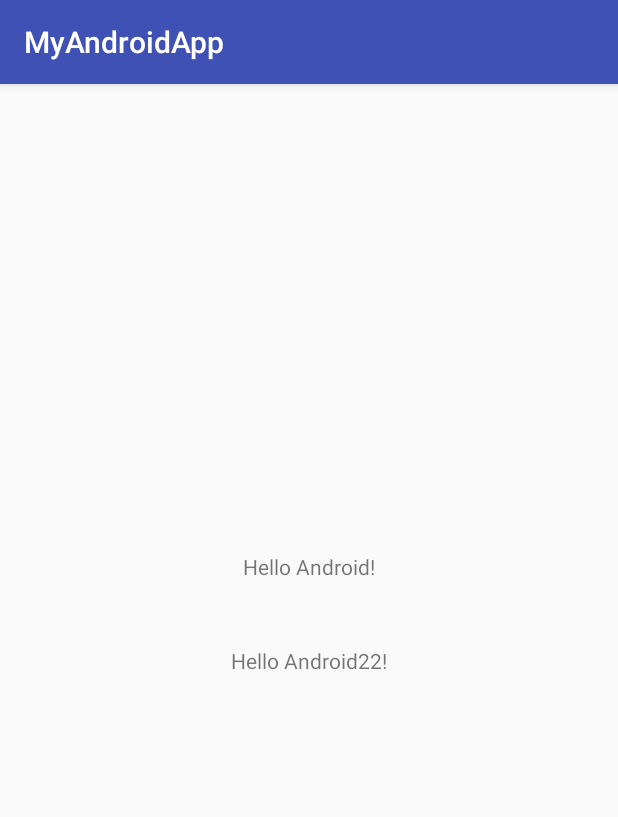
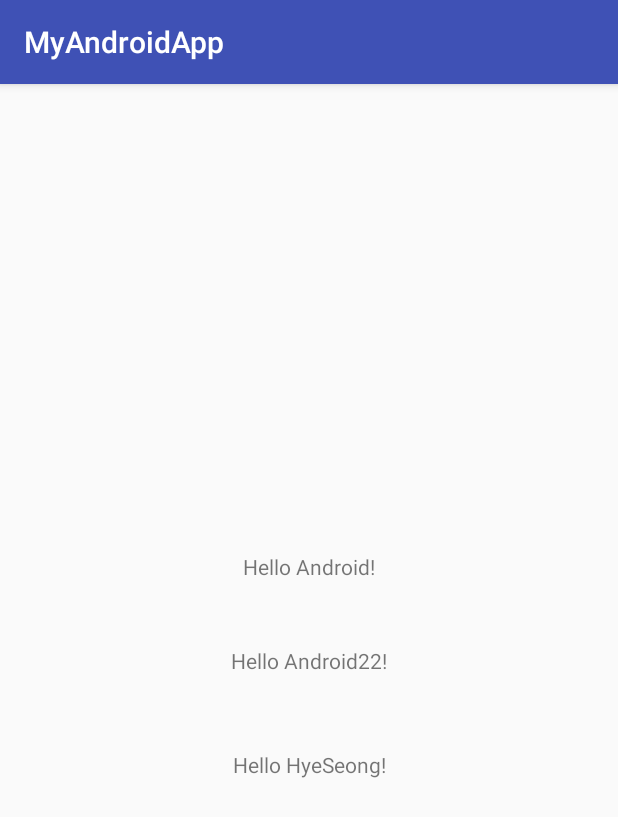
Before and after one commit to eungsi16/MyAndroidApp, an Android app: the screen it shows after launch (MainActivity), on a phone screen of 412 x 824 dp. Shown: the top 817 px of the screen. Run offline under Robolectric (Android 15) with nearby library versions, the phone set to English and light mode, and no system bars.

Commit message:
새로운 Text 추가 By. 최혜성

```diff
--- a/app/src/main/res/layout/activity_main.xml
+++ b/app/src/main/res/layout/activity_main.xml
@@ -26,4 +26,14 @@
         app:layout_constraintTop_toTopOf="parent"
         app:layout_constraintVertical_bias="0.417" />
 
+    <TextView
+        android:layout_width="wrap_content"
+        android:layout_height="wrap_content"
+        android:text="Hello HyeSeong!"
+        app:layout_constraintBottom_toBottomOf="parent"
+        app:layout_constraintLeft_toLeftOf="parent"
+        app:layout_constraintRight_toRightOf="parent"
+        app:layout_constraintTop_toTopOf="parent"
+        app:layout_constraintVertical_bias="0.593" />
+
 </android.support.constraint.ConstraintLayout>
```
